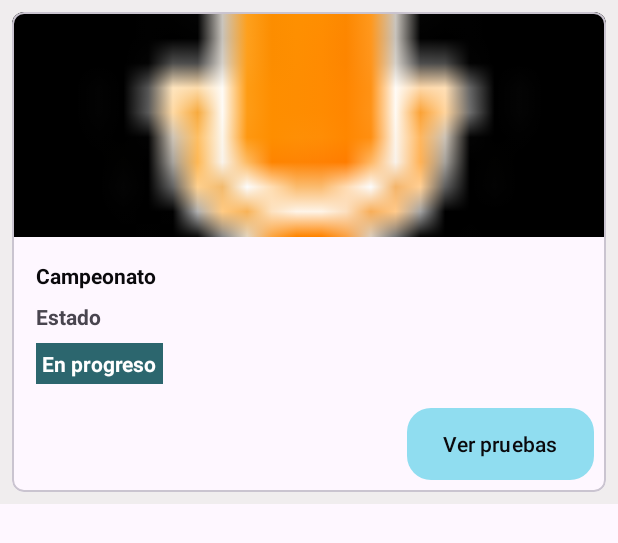
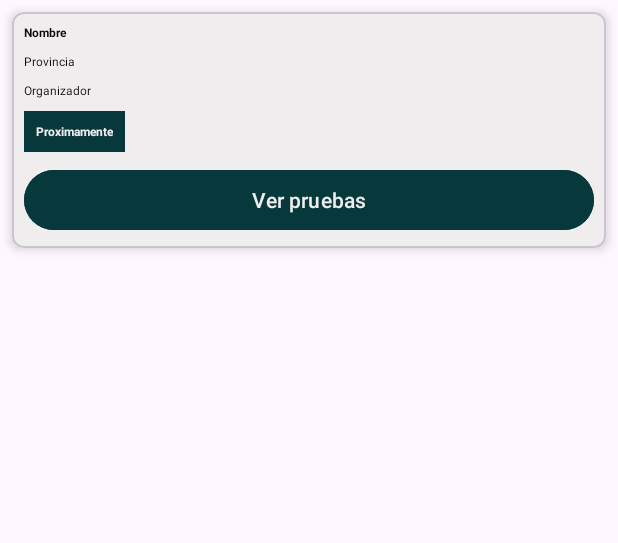
Before and after one commit to itsmikenakanodev/android_atletismo, an Android app built with Jetpack Compose: the layout campeonato_card.xml on its own in the app's theme, with its tools: preview values and no code run, on a phone screen of 412 x 824 dp. Shown: the top 543 px of the screen. Run offline under Robolectric (Android 15) with nearby library versions, the phone set to English and light mode, and no system bars.

Commit message:
Feat: Implementación de ActivityCampeonato para mostrar campeonatos del mes y año actual
Se agregó layout y lógica para consumir campeonatos del mes y año actual, configuración de adapter para RecyclerView y manejo de errores. Además, se configuró Retrofit para el consumo de la API.

Cambios realizados:

* Se creó el layout para la ActivityCampeonato
* Se implementó la lógica para consumir campeonatos del mes y año actual
* Se configuró el adapter para el RecyclerView
* Se agregó manejo de errores para la carga de datos
* Se configuró Retrofit para el consumo de la API, incluyendo la creación de la interfaz de API y la configuración de la conexión

```diff
--- a/app/build.gradle.kts
+++ b/app/build.gradle.kts
@@ -91,6 +91,6 @@ dependencies {
     val room_version = "2.6.1"
     implementation("androidx.room:room-runtime:$room_version")
     annotationProcessor("androidx.room:room-compiler:$room_version")
-
+    kapt("androidx.room:room-compiler:$room_version")
 
 }
--- a/app/src/main/res/layout/campeonato_card.xml
+++ b/app/src/main/res/layout/campeonato_card.xml
@@ -1,88 +1,81 @@
 <?xml version="1.0" encoding="utf-8"?>
-<LinearLayout xmlns:android="http://schemas.android.com/apk/res/android"
+<com.google.android.material.card.MaterialCardView xmlns:android="http://schemas.android.com/apk/res/android"
     xmlns:app="http://schemas.android.com/apk/res-auto"
     android:layout_width="match_parent"
     android:layout_height="wrap_content"
-    android:background="#F0EDEE"
-    android:orientation="vertical">
+    android:layout_margin="8dp"
+    app:cardBackgroundColor="@color/card_background"
+    app:cardCornerRadius="8dp"
+    app:cardElevation="4dp">
 
-    <com.google.android.material.card.MaterialCardView
-        android:id="@+id/card"
+
+    <androidx.constraintlayout.widget.ConstraintLayout
         android:layout_width="match_parent"
         android:layout_height="wrap_content"
-        android:layout_margin="8dp"
-        app:cardCornerRadius="8dp">
+        android:padding="@dimen/card_padding">
 
-        <LinearLayout
-            android:layout_width="match_parent"
+        <TextView
+            android:id="@+id/nombreTextView"
+            android:layout_width="0dp"
             android:layout_height="wrap_content"
-            android:orientation="vertical">
+            android:text="Nombre"
+            android:textColor="@color/text_color_dark"
+            android:textSize="@dimen/text_size_large"
+            android:textStyle="bold"
+            app:layout_constraintEnd_toEndOf="parent"
+            app:layout_constraintStart_toStartOf="parent"
+            app:layout_constraintTop_toTopOf="parent" />
 
-            <!-- Media -->
-            <ImageView
-                android:layout_width="match_parent"
-                android:layout_height="150dp"
-                android:background="#000000"
-                android:scaleType="centerCrop"
-                app:srcCompat="@android:drawable/presence_audio_away" />
+        <TextView
+            android:id="@+id/provinciaTextView"
+            android:layout_width="0dp"
+            android:layout_height="wrap_content"
+            android:layout_marginTop="@dimen/text_margin"
+            android:text="Provincia"
+            android:textColor="@color/text_color_dark"
+            android:textSize="@dimen/text_size_medium"
+            app:layout_constraintEnd_toEndOf="parent"
+            app:layout_constraintStart_toStartOf="parent"
+            app:layout_constraintTop_toBottomOf="@id/nombreTextView" />
 
-            <LinearLayout
-                android:layout_width="match_parent"
+        <TextView
+            android:id="@+id/organizadorTextView"
+            android:layout_width="0dp"
             android:layout_height="wrap_content"
-                android:layout_margin="8dp"
-                android:orientation="vertical"
-                android:padding="8dp">
+            android:layout_marginTop="@dimen/text_margin_small"
+            android:text="Organizador"
+            android:textColor="@color/text_color_dark"
+            android:textSize="@dimen/text_size_medium"
+            app:layout_constraintEnd_toEndOf="parent"
+            app:layout_constraintStart_toStartOf="parent"
+            app:layout_constraintTop_toBottomOf="@id/provinciaTextView" />
 
-                <!-- Title, secondary and supporting text -->
         <TextView
-                    android:id="@+id/title"
+            android:id="@+id/estadoTextView"
             android:layout_width="wrap_content"
             android:layout_height="wrap_content"
-                    android:text="Campeonato"
-                    android:textColor="#0a090c"
-                    android:textStyle="bold" />
+            android:layout_marginTop="@dimen/text_margin"
+            android:background="@color/estado_proximo"
+            android:padding="@dimen/estado_padding"
+            android:textStyle="bold"
+            android:text="Proximamente"
+            android:textColor="@color/text_color_light"
+            android:textSize="@dimen/text_size_small"
+            app:layout_constraintStart_toStartOf="parent"
+            app:layout_constraintTop_toBottomOf="@id/organizadorTextView" />
 
-                <TextView
-                    android:layout_width="wrap_content"
+        <Button
+            android:id="@+id/verPruebasButton"
+            android:layout_width="0dp"
             android:layout_height="wrap_content"
-                    android:layout_marginTop="8dp"
-                    android:text="Estado"
-                    android:textStyle="bold" />
+            android:layout_marginTop="@dimen/button_margin_top"
+            android:backgroundTint="@color/button_color"
+            android:text="Ver pruebas"
+            android:textColor="@color/text_color_light"
+            app:layout_constraintTop_toBottomOf="@id/estadoTextView"
+            app:layout_constraintStart_toStartOf="parent"
+            app:layout_constraintEnd_toEndOf="parent"/>
 
-                <TextView
-                    android:id="@+id/state"
-                    android:layout_width="wrap_content"
-                    android:layout_height="wrap_content"
-                    android:layout_marginTop="8dp"
-                    android:background="#2c666e"
-                    android:padding="4dp"
-                    android:text="En progreso"
-                    android:textColor="#ffffff"
-                    android:textStyle="bold" />
-
-            </LinearLayout>
-
-            <!-- Buttons -->
-            <LinearLayout
-                android:layout_width="match_parent"
-                android:layout_height="wrap_content"
-                android:layout_marginHorizontal="8dp"
-                android:layout_marginBottom="8dp"
-                android:gravity="end"
-                android:orientation="horizontal">
-
-                <com.google.android.material.button.MaterialButton
-                    android:layout_width="wrap_content"
-                    android:layout_height="wrap_content"
-                    android:layout_gravity="center_horizontal|center_vertical"
-                    android:background="@drawable/rounded_button"
-                    android:text="Ver pruebas"
-                    android:textColor="#0A090C"
-                    app:backgroundTint="#90DDF0" />
-            </LinearLayout>
-
-        </LinearLayout>
+    </androidx.constraintlayout.widget.ConstraintLayout>
 
 </com.google.android.material.card.MaterialCardView>
-
-</LinearLayout>
--- a/app/src/main/res/values/colors.xml
+++ b/app/src/main/res/values/colors.xml
@@ -6,5 +6,14 @@
     <color name="teal_200">#FF03DAC5</color>
     <color name="teal_700">#FF018786</color>
     <color name="black">#FF000000</color>
-    <color name="white">#FFFFFFFF</color>
+    <color name="text_color_light">#f0edee</color>
+    <color name="text_color_dark">#0a090c</color>
+    <color name="card_background">#f0edee</color>
+    <color name="button_color">#07393c</color>
+    <color name="estado_activo">#2c666e</color>
+    <color name="estado_proximo">#07393c</color>
+    <color name="estado_finalizado">#90ddf0</color>
+    <color name="estado_registrado">#90ddf0</color>
+    <color name="estado_pendiente">#07393c</color>
+
 </resources>
```
Also changed, not shown: app/src/main/java/com/app/atletismo/data/converters/ApiConnection.kt (+9 -2 lines), app/src/main/java/com/app/atletismo/data/endpoints/CampeonatoEndpoint.kt (+9 -0 lines), app/src/main/java/com/app/atletismo/data/entities/campeonatos/Campeonato.kt (+17 -5 lines), app/src/main/java/com/app/atletismo/data/entities/utils/LocalDateDeserializer.kt (added, +17 -0 lines), app/src/main/java/com/app/atletismo/logic/CampeonatosLogic.kt (+12 -14 lines), app/src/main/java/com/app/atletismo/logic/data/Campeonatos.kt (deleted, +0 -9 lines), app/src/main/java/com/app/atletismo/logic/data/dto/CampeonatoDTO.kt (added, +18 -0 lines), app/src/main/java/com/app/atletismo/ui/activities/CampeonatoActivity.kt (+71 -65 lines), app/src/main/java/com/app/atletismo/ui/adapters/CampeonatosAdapterItems.kt (+45 -12 lines), app/src/main/res/layout/activity_campeonato.xml (+19 -26 lines). Lines whose indentation alone changed are shown as unchanged.
